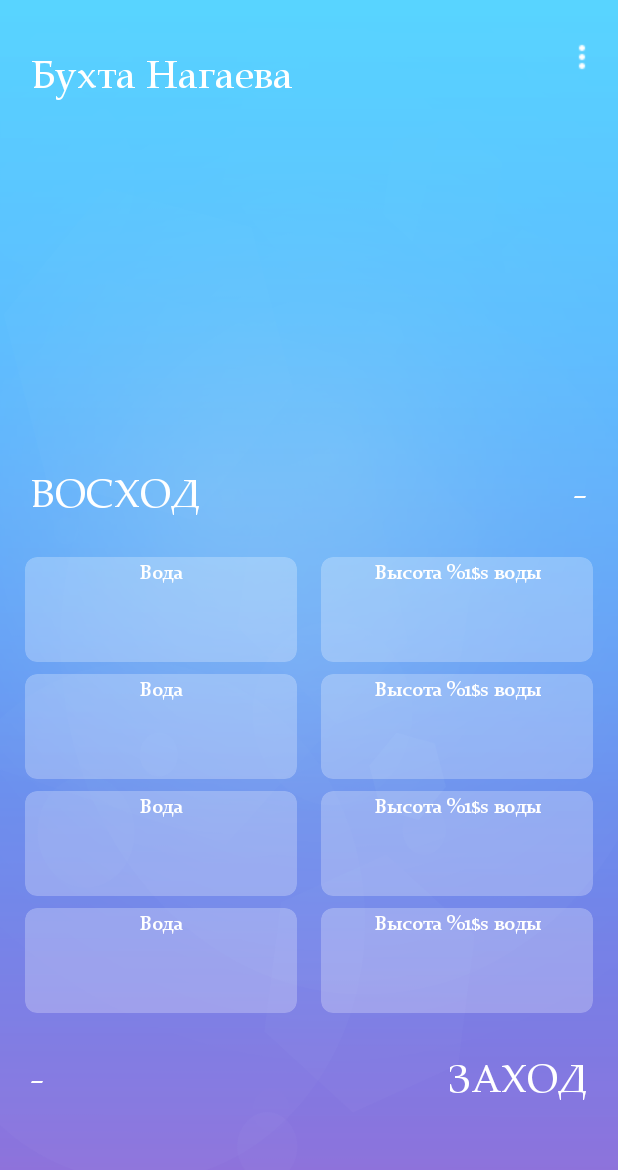
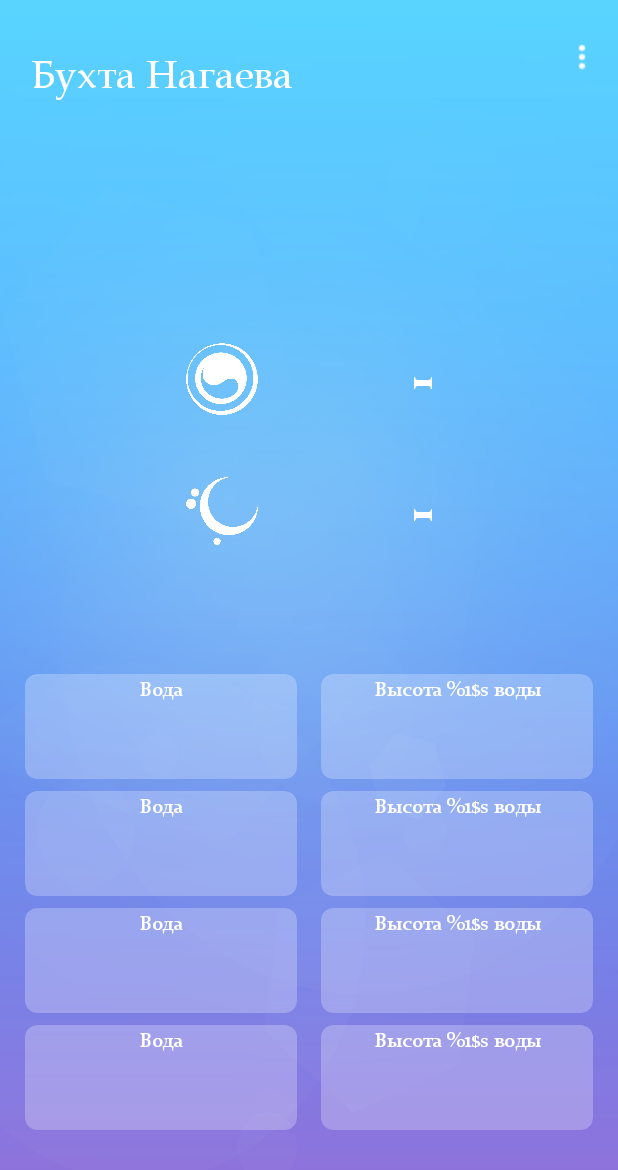
Before and after one commit to millerM907/forecast_Inflows, an Android app: the DayActivity screen opened directly, with no data from a screen before it, on a phone screen of 412 x 824 dp. Shown: the top 1170 px of the screen. Run offline under Robolectric (Android 15) with nearby library versions, the phone set to English and light mode, and no system bars; 9 statements that could not run were skipped.

Commit message:
чистка, мелкие поправки

```diff
--- a/app/src/main/java/com/example/myapplication/CurrentActivity.java
+++ b/app/src/main/java/com/example/myapplication/CurrentActivity.java
@@ -210,9 +210,6 @@ public class CurrentActivity extends Fragment implements SwipeRefreshLayout.OnRe
                 //установка времени, оставшегося до конца цикла
                 tvRemainingTimeTide.setText(output);
 
-                Typeface typefaceCopperplateGothic = Typeface.createFromAsset(thiscontext.getAssets(), "fonts/COPRGTL.TTF");
-                tvRemainingTimeTide.setTypeface(typefaceCopperplateGothic);
-
                 tv_remaining_time = view.findViewById(R.id.tv_remaining_time);
 
                 //выводим состояние прилив/отлив
@@ -230,9 +227,6 @@ public class CurrentActivity extends Fragment implements SwipeRefreshLayout.OnRe
                     tvState.setText(state[1]);
                     tv_waterTime_1_1.setText(state[3]);
                 }
-
-                Typeface typefacePalatinoLinotype = Typeface.createFromAsset(thiscontext.getAssets(), "fonts/pala.ttf");
-                tvState.setTypeface(typefacePalatinoLinotype);
 
                 //устанавливаем время конца цикла
                 tv_waterTime_1_2.setText(OffsetDateTime.parse(tidesForFishingParserList.get(2)).format(DateTimeFormatter.ofPattern("HH:mm")));
--- a/app/src/main/java/com/example/myapplication/DayActivity.java
+++ b/app/src/main/java/com/example/myapplication/DayActivity.java
@@ -58,14 +58,6 @@ public class DayActivity extends AppCompatActivity {
         tv_weekDay = findViewById(R.id.tv_weekday);
         tv_weekDay.setText(nameDay);
 
-        Typeface typefacePalatinoLinotype = Typeface.createFromAsset(thiscontext.getAssets(), "fonts/pala.ttf");
-
-        tvSunrise = findViewById(R.id.tv_sunrise);
-        tvSunrise.setTypeface(typefacePalatinoLinotype);
-
-        tvSunset = findViewById(R.id.guidline);
-        tvSunset.setTypeface(typefacePalatinoLinotype);
-
         Object[] dataTaskObjectArray = {thiscontext, keyDay};
         DataTask dataTask = new DataTask();
         dataTask.execute(dataTaskObjectArray);
@@ -94,7 +86,6 @@ public class DayActivity extends AppCompatActivity {
             List<String> gismeteoParserList = (List<String>) objectsArray[2];
             thiscontext = (Context) objectsArray[3];
             ResourseID resourseID = new ResourseID(thiscontext);
-            Typeface typefacePalatinoLinotype = Typeface.createFromAsset(thiscontext.getAssets(), "fonts/pala.ttf");
 
 
             String sunriseTime = WeatherAverages.calculationMeanSunriseTime(forecaParserList.get(0), gismeteoParserList.get(0), tidesForFishingParserList.get(tidesForFishingParserList.size() - 2));
@@ -120,19 +111,14 @@ public class DayActivity extends AppCompatActivity {
 
                     for (int y = x; y < x + 1; y++) {
                         tv_water.setText(tidesForFishingParserList.get(y));
-                        tv_water.setTypeface(typefacePalatinoLinotype);
                         String s = tidesForFishingParserList.get(y + 1);
                         tv_time.setText(s);
-                        tv_time.setTypeface(typefacePalatinoLinotype);
                         if (tidesForFishingParserList.get(y).equals(waterSateArray[0])) {
                             tv_tide.setText(getString(R.string.tide_now, waterSateArray[3]));
-                            tv_tide.setTypeface(typefacePalatinoLinotype);
                         } else {
                             tv_tide.setText(getString(R.string.tide_now, waterSateArray[2]));
-                            tv_tide.setTypeface(typefacePalatinoLinotype);
                         }
                         tv_height.setText(tidesForFishingParserList.get(y + 2) + waterSateArray[4]);
-                        tv_height.setTypeface(typefacePalatinoLinotype);
                     }
                     x += 3;
                 }
@@ -156,18 +142,13 @@ public class DayActivity extends AppCompatActivity {
 
                     for (int y = x; y < x + 1; y++) {
                         tv_water.setText(tidesForFishingParserList.get(y));
-                        tv_water.setTypeface(typefacePalatinoLinotype);
                         tv_time.setText(tidesForFishingParserList.get(y + 1));
-                        tv_time.setTypeface(typefacePalatinoLinotype);
                         if (tidesForFishingParserList.get(y).equals(waterSateArray[0])) {
                             tv_tide.setText(getString(R.string.tide_now, waterSateArray[3]));
-                            tv_tide.setTypeface(typefacePalatinoLinotype);
                         } else {
                             tv_tide.setText(getString(R.string.tide_now, waterSateArray[2]));
-                            tv_tide.setTypeface(typefacePalatinoLinotype);
                         }
                         tv_height.setText(tidesForFishingParserList.get(y + 2) + waterSateArray[4]);
-                        tv_height.setTypeface(typefacePalatinoLinotype);
                     }
                     x += 3;
                 }
@@ -199,18 +180,13 @@ public class DayActivity extends AppCompatActivity {
 
                     for (int y = x; y < x + 1; y++) {
                         tv_water.setText(tidesForFishingParserList.get(y));
-                        tv_water.setTypeface(typefacePalatinoLinotype);
                         tv_time.setText(tidesForFishingParserList.get(y + 1));
-                        tv_time.setTypeface(typefacePalatinoLinotype);
                         if (tidesForFishingParserList.get(y).equals(waterSateArray[0])) {
                             tv_tide.setText(getString(R.string.tide_now, waterSateArray[3]));
-                            tv_tide.setTypeface(typefacePalatinoLinotype);
                         } else {
                             tv_tide.setText(getString(R.string.tide_now, waterSateArray[2]));
-                            tv_tide.setTypeface(typefacePalatinoLinotype);
                         }
                         tv_height.setText(tidesForFishingParserList.get(y + 2) + waterSateArray[4]);
-                        tv_height.setTypeface(typefacePalatinoLinotype);
                     }
                     x += 3;
                 }
--- a/app/src/main/res/layout/activity_day.xml
+++ b/app/src/main/res/layout/activity_day.xml
@@ -12,80 +12,40 @@
         android:contentDescription="@string/shell"
         app:layout_constraintBottom_toBottomOf="parent"
         app:layout_constraintEnd_toEndOf="parent"
+        app:layout_constraintHorizontal_bias="0.0"
         app:layout_constraintStart_toStartOf="parent"
-        app:layout_constraintTop_toTopOf="parent" />
-
-    <TextView
-        android:id="@+id/tv_sunrise"
-        style="@android:style/Widget.DeviceDefault.TextView"
-        android:layout_width="wrap_content"
-        android:layout_height="0dp"
-        android:layout_marginStart="4dp"
-        android:layout_marginBottom="8dp"
-        android:elegantTextHeight="true"
-        android:fontFamily="@font/my_nice_font"
-        android:gravity="start|center_vertical"
-        android:text="@string/sunrise"
-        android:textAppearance="@style/TextAppearance.AppCompat.Body1"
-        android:textColor="@android:color/white"
-        android:textSize="26sp"
-        app:layout_constraintBottom_toTopOf="@id/cv_time1"
-        app:layout_constraintHeight_percent="0.085"
-        app:layout_constraintStart_toStartOf="@+id/cv_time1" />
+        app:layout_constraintTop_toTopOf="parent"
+        app:layout_constraintVertical_bias="0.0" />
 
     <TextView
         android:id="@+id/tv_sunrise_time"
-        style="@android:style/Widget.DeviceDefault.TextView"
         android:layout_width="wrap_content"
-        android:layout_height="0dp"
-        android:layout_marginEnd="4dp"
-        android:layout_marginBottom="8dp"
-        android:elegantTextHeight="true"
-        android:fontFamily="@font/my_number_font"
-        android:gravity="end|center_vertical"
-        android:textAppearance="@style/TextAppearance.AppCompat.Body1"
+        android:layout_height="wrap_content"
+        android:layout_marginEnd="20dp"
+        android:fontFamily="@font/my_big_font"
+        android:gravity="center"
         android:textColor="@android:color/white"
-        android:textSize="26sp"
-        app:layout_constraintBottom_toTopOf="@id/cv_height1"
-        app:layout_constraintEnd_toEndOf="@+id/cv_height1"
+        android:textSize="60sp"
+        app:layout_constraintBottom_toTopOf="@id/tv_sunset_time"
+        app:layout_constraintEnd_toEndOf="parent"
         app:layout_constraintHeight_percent="0.085"
-        tools:ignore="HardcodedText" />
-
-    <TextView
-        android:id="@+id/guidline"
-        style="@android:style/Widget.DeviceDefault.TextView"
-        android:layout_width="wrap_content"
-        android:layout_height="0dp"
-        android:layout_marginTop="8dp"
-        android:layout_marginEnd="4dp"
-        android:elegantTextHeight="true"
-        android:fontFamily="@font/my_nice_font"
-        android:gravity="end|center_vertical"
-        android:text="@string/sunset"
-        android:textAppearance="@style/TextAppearance.AppCompat.Body1"
-        android:textColor="@android:color/white"
-        android:textSize="26sp"
-        app:layout_constraintEnd_toEndOf="@+id/cv_height4"
-        app:layout_constraintHeight_percent="0.085"
-        app:layout_constraintTop_toBottomOf="@+id/cv_height4" />
+        app:layout_constraintStart_toEndOf="@id/iv_sunrise"
+        app:layout_constraintTop_toTopOf="@+id/top_line" />
 
     <TextView
         android:id="@+id/tv_sunset_time"
-        style="@android:style/Widget.DeviceDefault.TextView"
         android:layout_width="wrap_content"
-        android:layout_height="0dp"
-        android:layout_marginStart="4dp"
-        android:layout_marginTop="8dp"
-        android:elegantTextHeight="true"
-        android:fontFamily="@font/my_number_font"
-        android:gravity="start|center_vertical"
-        android:textAppearance="@style/TextAppearance.AppCompat.Body1"
+        android:layout_height="wrap_content"
+        android:layout_marginEnd="20dp"
+        android:fontFamily="@font/my_big_font"
+        android:gravity="center"
         android:textColor="@android:color/white"
-        android:textSize="26sp"
+        android:textSize="60sp"
+        app:layout_constraintBottom_toTopOf="@+id/bottom_line"
+        app:layout_constraintEnd_toEndOf="parent"
         app:layout_constraintHeight_percent="0.085"
-        app:layout_constraintStart_toStartOf="@+id/cv_time4"
-        app:layout_constraintTop_toBottomOf="@+id/cv_time4"
-        tools:ignore="HardcodedText" />
+        app:layout_constraintStart_toEndOf="@id/iv_sunset"
+        app:layout_constraintTop_toBottomOf="@+id/tv_sunrise_time" />
 
     <android.support.v7.widget.CardView
         android:id="@+id/cv_time1"
@@ -99,9 +59,7 @@
         app:layout_constraintEnd_toStartOf="@+id/cv_height1"
         app:layout_constraintHeight_percent="0.085"
         app:layout_constraintStart_toStartOf="parent"
-        app:layout_constraintWidth_percent="0.44"
-        app:strokeColor="#9524DF"
-        app:strokeWidth="8dp">
+        app:layout_constraintWidth_percent="0.44">
 
         <TextView
             android:id="@+id/tv_water1"
@@ -117,7 +75,7 @@
             android:id="@+id/tv_time1"
             android:layout_width="match_parent"
             android:layout_height="match_parent"
-            android:fontFamily="my_number_font"
+            android:fontFamily="@font/my_number_font"
             android:gravity="bottom|center_horizontal"
             android:textColor="@android:color/white"
             android:textSize="26sp"
@@ -136,9 +94,7 @@
         app:layout_constraintEnd_toEndOf="parent"
         app:layout_constraintHeight_percent="0.085"
         app:layout_constraintStart_toEndOf="@+id/cv_time1"
-        app:layout_constraintWidth_percent="0.44"
-        app:strokeColor="#9524DF"
-        app:strokeWidth="8dp">
+        app:layout_constraintWidth_percent="0.44">
 
         <TextView
             android:id="@+id/tv_tide1"
@@ -165,17 +121,14 @@
         android:id="@+id/cv_time2"
         android:layout_width="0dp"
         android:layout_height="0dp"
-        android:layout_marginBottom="8dp"
         app:cardBackgroundColor="#40FFFFFF"
         app:cardCornerRadius="8dp"
         app:cardElevation="0dp"
-        app:layout_constraintBottom_toTopOf="@+id/cv_time3"
         app:layout_constraintEnd_toStartOf="@+id/cv_height2"
         app:layout_constraintHeight_percent="0.085"
         app:layout_constraintStart_toStartOf="parent"
-        app:layout_constraintWidth_percent="0.44"
-        app:strokeColor="#9524DF"
-        app:strokeWidth="8dp">
+        app:layout_constraintTop_toTopOf="@+id/guideline4"
+        app:layout_constraintWidth_percent="0.44">
 
         <TextView
             android:id="@+id/tv_water2"
@@ -191,7 +144,7 @@
             android:id="@+id/tv_time2"
             android:layout_width="match_parent"
             android:layout_height="match_parent"
-            android:fontFamily="my_number_font"
+            android:fontFamily="@font/my_number_font"
             android:gravity="bottom|center_horizontal"
             android:textColor="@android:color/white"
             android:textSize="24sp"
@@ -202,17 +155,14 @@
         android:id="@+id/cv_height2"
         android:layout_width="0dp"
         android:layout_height="0dp"
-        android:layout_marginBottom="8dp"
         app:cardBackgroundColor="#40FFFFFF"
         app:cardCornerRadius="8dp"
         app:cardElevation="0dp"
-        app:layout_constraintBottom_toTopOf="@+id/cv_height3"
         app:layout_constraintEnd_toEndOf="parent"
         app:layout_constraintHeight_percent="0.085"
         app:layout_constraintStart_toEndOf="@+id/cv_time2"
-        app:layout_constraintWidth_percent="0.44"
-        app:strokeColor="#9524DF"
-        app:strokeWidth="8dp">
+        app:layout_constraintTop_toTopOf="@+id/guideline4"
+        app:layout_constraintWidth_percent="0.44">
 
         <TextView
             android:id="@+id/tv_tide2"
@@ -239,16 +189,15 @@
         android:id="@+id/cv_time3"
         android:layout_width="0dp"
         android:layout_height="0dp"
+        android:layout_marginTop="8dp"
         app:cardBackgroundColor="#40FFFFFF"
         app:cardCornerRadius="8dp"
         app:cardElevation="0dp"
         app:layout_constraintEnd_toStartOf="@+id/cv_height3"
         app:layout_constraintHeight_percent="0.085"
         app:layout_constraintStart_toStartOf="parent"
-        app:layout_constraintTop_toTopOf="@+id/guideline4"
-        app:layout_constraintWidth_percent="0.44"
-        app:strokeColor="#9524DF"
-        app:strokeWidth="8dp">
+        app:layout_constraintTop_toBottomOf="@+id/cv_time2"
+        app:layout_constraintWidth_percent="0.44">
 
         <TextView
             android:id="@+id/tv_water3"
@@ -264,7 +213,7 @@
             android:id="@+id/tv_time3"
             android:layout_width="match_parent"
             android:layout_height="match_parent"
-            android:fontFamily="my_number_font"
+            android:fontFamily="@font/my_number_font"
             android:gravity="bottom|center_horizontal"
             android:textColor="@android:color/white"
             android:textSize="26sp"
@@ -275,16 +224,15 @@
         android:id="@+id/cv_height3"
         android:layout_width="0dp"
         android:layout_height="0dp"
+        android:layout_marginTop="8dp"
         app:cardBackgroundColor="#40FFFFFF"
         app:cardCornerRadius="8dp"
         app:cardElevation="0dp"
         app:layout_constraintEnd_toEndOf="parent"
         app:layout_constraintHeight_percent="0.085"
         app:layout_constraintStart_toEndOf="@+id/cv_time3"
-        app:layout_constraintTop_toTopOf="@+id/guideline4"
-        app:layout_constraintWidth_percent="0.44"
-        app:strokeColor="#9524DF"
-        app:strokeWidth="8dp">
+        app:layout_constraintTop_toBottomOf="@+id/cv_height2"
+        app:layout_constraintWidth_percent="0.44">
 
         <TextView
             android:id="@+id/tv_tide3"
@@ -319,9 +267,7 @@
         app:layout_constraintHeight_percent="0.085"
         app:layout_constraintStart_toStartOf="parent"
         app:layout_constraintTop_toBottomOf="@+id/cv_time3"
-        app:layout_constraintWidth_percent="0.44"
-        app:strokeColor="#9524DF"
-        app:strokeWidth="8dp">
+        app:layout_constraintWidth_percent="0.44">
 
         <TextView
             android:id="@+id/tv_water4"
@@ -337,7 +283,7 @@
             android:id="@+id/tv_time4"
             android:layout_width="match_parent"
             android:layout_height="match_parent"
-            android:fontFamily="my_number_font"
+            android:fontFamily="@font/my_number_font"
             android:gravity="bottom|center_horizontal"
             android:textColor="@android:color/white"
             android:textSize="26sp"
@@ -356,9 +302,7 @@
         app:layout_constraintHeight_percent="0.085"
         app:layout_constraintStart_toEndOf="@+id/cv_time4"
         app:layout_constraintTop_toBottomOf="@+id/cv_height3"
-        app:layout_constraintWidth_percent="0.44"
-        app:strokeColor="#9524DF"
-        app:strokeWidth="8dp">
+        app:layout_constraintWidth_percent="0.44">
 
         <TextView
             android:id="@+id/tv_tide4"
@@ -407,21 +351,15 @@
 
     <TextView
         android:id="@+id/tv_weekday"
-        style="@android:style/Widget.DeviceDefault.TextView"
-        android:layout_width="0dp"
-        android:layout_height="0dp"
-        android:elegantTextHeight="true"
-        android:fontFamily="@font/my_nice_font"
+        android:layout_width="wrap_content"
+        android:layout_height="wrap_content"
+        android:layout_marginStart="20dp"
+        android:fontFamily="@font/my_font"
         android:gravity="center"
-        android:textAppearance="@style/TextAppearance.AppCompat.Body1"
-        android:textColor="@android:color/white"
-        android:textSize="36sp"
-        app:layout_constraintBottom_toTopOf="@+id/tv_sunrise"
-        app:layout_constraintEnd_toEndOf="parent"
-        app:layout_constraintHeight_percent="0.12"
+        android:textColor="#8CFFFFFF"
+        android:textSize="26sp"
         app:layout_constraintStart_toStartOf="parent"
-        app:layout_constraintTop_toBottomOf="@+id/toolbar1"
-        tools:ignore="HardcodedText" />
+        app:layout_constraintBottom_toTopOf="@id/top_line"/>
 
     <TextView
         android:id="@+id/tv_bay"
@@ -429,13 +367,12 @@
         android:layout_height="wrap_content"
         android:layout_marginStart="4dp"
         android:fontFamily="@font/my_number_font"
-        android:text="Бухта Нагаева"
+        android:text="@string/bay_name"
         android:textColor="@android:color/white"
         android:textSize="26sp"
         app:layout_constraintBottom_toBottomOf="@+id/toolbar1"
         app:layout_constraintStart_toStartOf="@+id/cv_time1"
-        app:layout_constraintTop_toTopOf="parent"
-        tools:ignore="HardcodedText" />
+        app:layout_constraintTop_toTopOf="parent"/>
 
     <android.support.constraint.Guideline
         android:id="@+id/guideline4"
@@ -444,4 +381,42 @@
         android:orientation="horizontal"
         app:layout_constraintGuide_percent="0.64" />
 
+    <ImageView
+        android:id="@+id/iv_sunrise"
+        android:layout_width="48dp"
+        android:layout_height="48dp"
+        android:layout_marginStart="20dp"
+        android:contentDescription="@string/sunrise"
+        app:layout_constraintBottom_toBottomOf="@+id/tv_sunrise_time"
+        app:layout_constraintEnd_toStartOf="@id/tv_sunrise_time"
+        app:layout_constraintStart_toStartOf="parent"
+        app:layout_constraintTop_toTopOf="@+id/tv_sunrise_time"
+        app:srcCompat="@drawable/sun" />
+
+    <android.support.constraint.Guideline
+        android:id="@+id/top_line"
+        android:layout_width="wrap_content"
+        android:layout_height="wrap_content"
+        android:orientation="horizontal"
+        app:layout_constraintGuide_percent="0.24" />
+
+    <android.support.constraint.Guideline
+        android:id="@+id/bottom_line"
+        android:layout_width="wrap_content"
+        android:layout_height="wrap_content"
+        android:orientation="horizontal"
+        app:layout_constraintGuide_percent="0.48" />
+
+    <ImageView
+        android:id="@+id/iv_sunset"
+        android:layout_width="48dp"
+        android:layout_height="48dp"
+        android:layout_marginStart="20dp"
+        android:contentDescription="@string/sunset"
+        app:layout_constraintBottom_toBottomOf="@+id/tv_sunset_time"
+        app:layout_constraintEnd_toStartOf="@+id/tv_sunset_time"
+        app:layout_constraintStart_toStartOf="parent"
+        app:layout_constraintTop_toTopOf="@+id/tv_sunset_time"
+        app:srcCompat="@drawable/moon" />
+
 </android.support.constraint.ConstraintLayout>
```
Also changed, not shown: app/src/main/java/com/example/myapplication/TodayActivity.java (+0 -18 lines), app/src/main/res/layout/activity_current.xml (+9 -28 lines), app/src/main/res/layout/activity_main.xml (+6 -12 lines), app/src/main/res/layout/activity_today.xml (+25 -43 lines).
